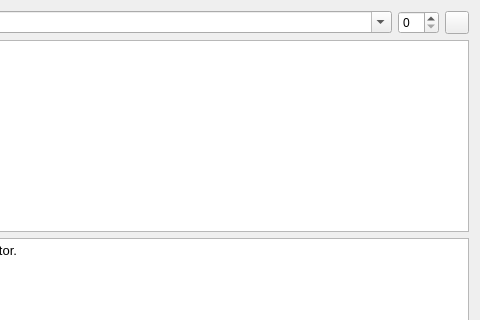
First picture: the form in src/SeerEditorConfigPage.ui, repository epasveer/seer, before the edit; both pictures show x 248 to 728 and y 0 to 320 of the 728 by 445 pixel window.
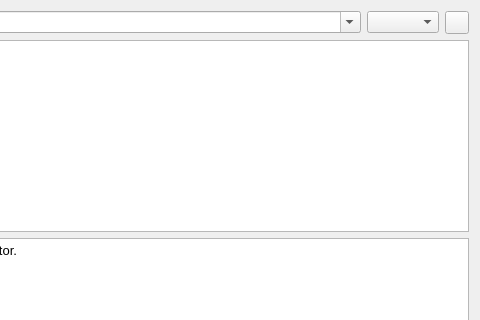
Second picture: the form after the edit. Icons and pictures are not drawn.

Commit message: Checkpoint for editor fonts..

```diff
--- a/src/SeerEditorConfigPage.ui
+++ b/src/SeerEditorConfigPage.ui
@@ -30,7 +30,7 @@
       </widget>
      </item>
      <item>
-      <widget class="QSpinBox" name="fontSpinBox"/>
+      <widget class="QComboBox" name="fontSizeComboBox"/>
      </item>
      <item>
       <widget class="QToolButton" name="fontButton">
```
Left out of the diff: 4 changed lines with no effect on the pictures. The commit also changes 2 other files.
